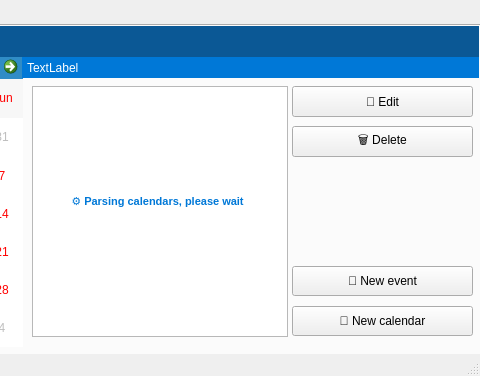
Jockbaia/pds_cal, file pds_cal.ui: the form before one commit; both pictures show x 320 to 800 and y 0 to 376 of the 800 by 376 pixel window.
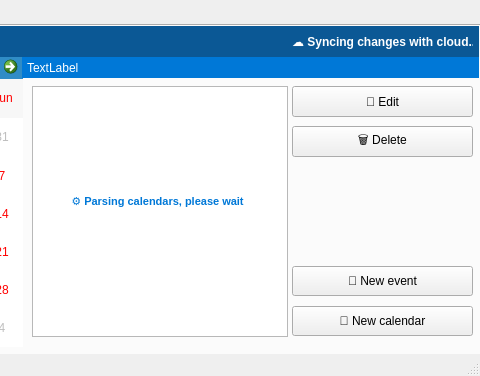
The form after the commit. Icons and pictures are not drawn.

Commit message: new fixes + live update indicator

```diff
--- a/pds_cal.ui
+++ b/pds_cal.ui
@@ -397,6 +397,22 @@
          <string>&lt;html&gt;&lt;head/&gt;&lt;body&gt;&lt;p align=&quot;center&quot;&gt;&lt;span style=&quot; font-size:8pt; font-weight:700; color:#0078d7;&quot;&gt;⚙️ &lt;/span&gt;&lt;span style=&quot; font-size:8pt; font-weight:700; color:#0078d7;&quot;&gt;Parsing calendars, &lt;/span&gt;&lt;span style=&quot; font-size:8pt; font-weight:700; color:#0078d7;&quot;&gt;please wait&lt;/span&gt;&lt;/p&gt;&lt;/body&gt;&lt;/html&gt;</string>
         </property>
        </widget>
+       <widget class="QLabel" name="cloud_changes_2">
+        <property name="geometry">
+         <rect>
+          <x>610</x>
+          <y>0</y>
+          <width>181</width>
+          <height>31</height>
+         </rect>
+        </property>
+        <property name="styleSheet">
+         <string notr="true">color: white;</string>
+        </property>
+        <property name="text">
+         <string>&lt;html&gt;&lt;head/&gt;&lt;body&gt;&lt;p&gt;&lt;span style=&quot; font-weight:700;&quot;&gt;☁️ Syncing changes with cloud...&lt;/span&gt;&lt;/p&gt;&lt;/body&gt;&lt;/html&gt;</string>
+        </property>
+       </widget>
       </widget>
       <widget class="QWidget" name="tab">
        <attribute name="title">
```
Left out of the diff: 121 changed lines with no effect on the pictures. The commit also changes 2 other files.
